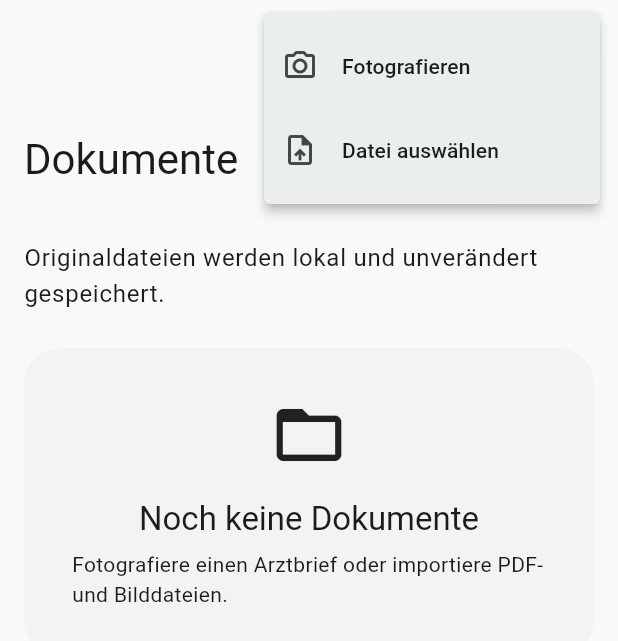
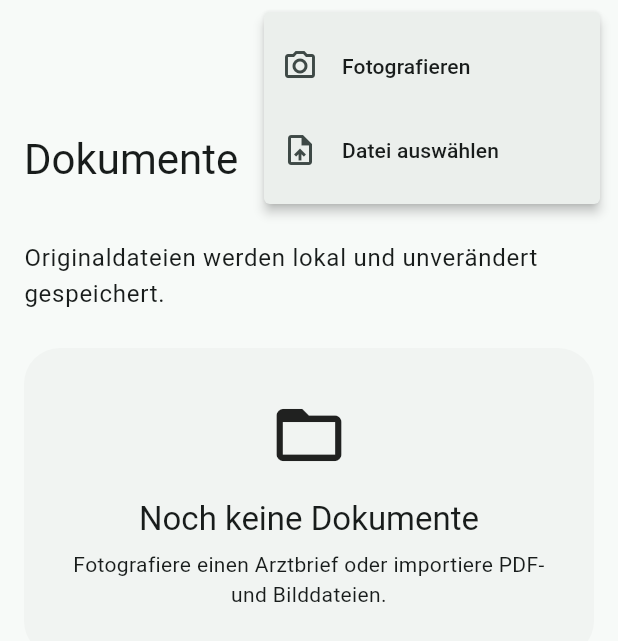
Before and after one commit to WeA200675/medication_app_v2, a Flutter app: the DocumentsScreen widget shown alone on an empty page, opened directly, after a tap on the "add" icon, on a phone screen of 412 x 824 dp. Shown: the top 641 px of the screen. Run offline on Flutter 3.47's test engine with Material 3 defaults, Android fonts, the phone set to English and light mode, and no system bars; our stand-ins replace file_picker, flutter_riverpod, image_picker, share_plus, shared_preferences, sqflite; missing offline and left inert: google_mlkit_text_recognition; accounts and stored records are empty.

Commit message:
fix: repair documents screen syntax

```diff
--- a/lib/features/documents/documents_screen.dart
+++ b/lib/features/documents/documents_screen.dart
@@ -12,34 +12,130 @@ import '../../shared/page_frame.dart';
 
 class DocumentsScreen extends ConsumerWidget {
   const DocumentsScreen({super.key});
+
   @override
   Widget build(BuildContext context, WidgetRef ref) {
     final documents = ref.watch(appControllerProvider).documents;
     return PageFrame(
       title: 'Dokumente',
       subtitle: 'Originaldateien werden lokal und unverändert gespeichert.',
-      action: PopupMenuButton<String>(icon: const Icon(Icons.add), tooltip: 'Dokument hinzufügen', onSelected: (value) => value == 'camera' ? _camera(context, ref) : _file(context, ref), itemBuilder: (_) => const [PopupMenuItem(value: 'camera', child: ListTile(leading: Icon(Icons.camera_alt_outlined), title: Text('Fotografieren'))), PopupMenuItem(value: 'file', child: ListTile(leading: Icon(Icons.upload_file), title: Text('Datei auswählen')))]),
+      action: PopupMenuButton<String>(
+        icon: const Icon(Icons.add),
+        tooltip: 'Dokument hinzufügen',
+        onSelected: (value) =>
+            value == 'camera' ? _camera(context, ref) : _file(context, ref),
+        itemBuilder: (_) => const [
+          PopupMenuItem(
+            value: 'camera',
+            child: ListTile(
+              leading: Icon(Icons.camera_alt_outlined),
+              title: Text('Fotografieren'),
+            ),
+          ),
+          PopupMenuItem(
+            value: 'file',
+            child: ListTile(
+              leading: Icon(Icons.upload_file),
+              title: Text('Datei auswählen'),
+            ),
+          ),
+        ],
+      ),
       child: documents.isEmpty
           ? const _EmptyDocuments()
-          : Column(children: [for (final doc in documents) Card(child: ListTile(contentPadding: const EdgeInsets.all(16), leading: const CircleAvatar(child: Icon(Icons.description_outlined)), title: Text(doc.title), subtitle: Text(doc.ocrText.isEmpty ? '${doc.createdAt.day}.${doc.createdAt.month}.${doc.createdAt.year}' : doc.ocrText, maxLines: 2, overflow: TextOverflow.ellipsis), trailing: const Icon(Icons.open_in_new), onTap: () => launchUrl(Uri.file(doc.path), mode: LaunchMode.externalApplication))]),
+          : Column(
+              children: [
+                for (final doc in documents)
+                  Card(
+                    child: ListTile(
+                      contentPadding: const EdgeInsets.all(16),
+                      leading: const CircleAvatar(
+                        child: Icon(Icons.description_outlined),
+                      ),
+                      title: Text(doc.title),
+                      subtitle: Text(
+                        doc.ocrText.isEmpty
+                            ? '${doc.createdAt.day}.${doc.createdAt.month}.${doc.createdAt.year}'
+                            : doc.ocrText,
+                        maxLines: 2,
+                        overflow: TextOverflow.ellipsis,
+                      ),
+                      trailing: const Icon(Icons.open_in_new),
+                      onTap: () => launchUrl(
+                        Uri.file(doc.path),
+                        mode: LaunchMode.externalApplication,
+                      ),
+                    ),
+                  ),
+              ],
+            ),
     );
   }
 
   Future<void> _camera(BuildContext context, WidgetRef ref) async {
-    final image = await ImagePicker().pickImage(source: ImageSource.camera, imageQuality: 92);
-    if (image != null && context.mounted) await _save(context, ref, image.path, 'Foto ${DateTime.now().day}.${DateTime.now().month}.${DateTime.now().year}', recognizeText: true);
+    final image = await ImagePicker().pickImage(
+      source: ImageSource.camera,
+      imageQuality: 92,
+    );
+    if (image != null && context.mounted) {
+      await _save(
+        context,
+        ref,
+        image.path,
+        'Foto ${DateTime.now().day}.${DateTime.now().month}.${DateTime.now().year}',
+        recognizeText: true,
+      );
+    }
   }
 
   Future<void> _file(BuildContext context, WidgetRef ref) async {
-    final result = await FilePicker.platform.pickFiles(type: FileType.custom, allowedExtensions: const ['pdf', 'jpg', 'jpeg', 'png']);
+    final result = await FilePicker.platform.pickFiles(
+      type: FileType.custom,
+      allowedExtensions: const ['pdf', 'jpg', 'jpeg', 'png'],
+    );
     final path = result?.files.single.path;
-    if (path != null && context.mounted) await _save(context, ref, path, result!.files.single.name, recognizeText: RegExp(r'\.(jpe?g|png)$', caseSensitive: false).hasMatch(path));
+    if (path != null && context.mounted) {
+      await _save(
+        context,
+        ref,
+        path,
+        result!.files.single.name,
+        recognizeText:
+            RegExp(r'\.(jpe?g|png)$', caseSensitive: false).hasMatch(path),
+      );
+    }
   }
 
-  Future<void> _save(BuildContext context, WidgetRef ref, String path, String defaultTitle, {bool recognizeText = false}) async {
+  Future<void> _save(
+    BuildContext context,
+    WidgetRef ref,
+    String path,
+    String defaultTitle, {
+    bool recognizeText = false,
+  }) async {
     if (!File(path).existsSync()) return;
     final title = TextEditingController(text: defaultTitle);
-    final accepted = await showDialog<bool>(context: context, builder: (context) => AlertDialog(title: const Text('Dokument speichern'), content: TextField(controller: title, autofocus: true, decoration: const InputDecoration(labelText: 'Titel')), actions: [TextButton(onPressed: () => Navigator.pop(context, false), child: const Text('Abbrechen')), FilledButton(onPressed: () => Navigator.pop(context, true), child: const Text('Speichern'))]));
+    final accepted = await showDialog<bool>(
+      context: context,
+      builder: (context) => AlertDialog(
+        title: const Text('Dokument speichern'),
+        content: TextField(
+          controller: title,
+          autofocus: true,
+          decoration: const InputDecoration(labelText: 'Titel'),
+        ),
+        actions: [
+          TextButton(
+            onPressed: () => Navigator.pop(context, false),
+            child: const Text('Abbrechen'),
+          ),
+          FilledButton(
+            onPressed: () => Navigator.pop(context, true),
+            child: const Text('Speichern'),
+          ),
+        ],
+      ),
+    );
     if (accepted == true && title.text.trim().isNotEmpty) {
       var ocrText = '';
       if (recognizeText) {
@@ -49,13 +145,37 @@ class DocumentsScreen extends ConsumerWidget {
           ocrText = '';
         }
       }
-      await ref.read(appControllerProvider).addDocument(path, title.text.trim(), ocrText: ocrText);
+      await ref
+          .read(appControllerProvider)
+          .addDocument(path, title.text.trim(), ocrText: ocrText);
     }
   }
 }
 
 class _EmptyDocuments extends StatelessWidget {
   const _EmptyDocuments();
+
   @override
-  Widget build(BuildContext context) => Card(child: Padding(padding: const EdgeInsets.all(32), child: Center(child: Column(children: [const Icon(Icons.folder_open_outlined, size: 52), const SizedBox(height: 16), Text('Noch keine Dokumente', style: Theme.of(context).textTheme.titleLarge), const SizedBox(height: 6), const Text('Fotografiere einen Arztbrief oder importiere PDF- und Bilddateien.')]))));
+  Widget build(BuildContext context) => Card(
+        child: Padding(
+          padding: const EdgeInsets.all(32),
+          child: Center(
+            child: Column(
+              children: [
+                const Icon(Icons.folder_open_outlined, size: 52),
+                const SizedBox(height: 16),
+                Text(
+                  'Noch keine Dokumente',
+                  style: Theme.of(context).textTheme.titleLarge,
+                ),
+                const SizedBox(height: 6),
+                const Text(
+                  'Fotografiere einen Arztbrief oder importiere PDF- und Bilddateien.',
+                  textAlign: TextAlign.center,
+                ),
+              ],
+            ),
+          ),
+        ),
+      );
 }
```
